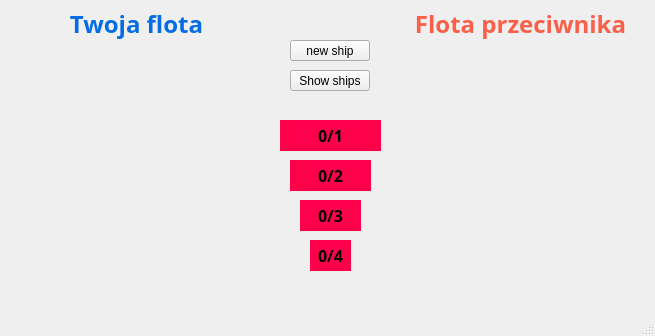
The window that base.ui (Furgololo1/Battleship) describes before a commit, drawn with Qt 5.
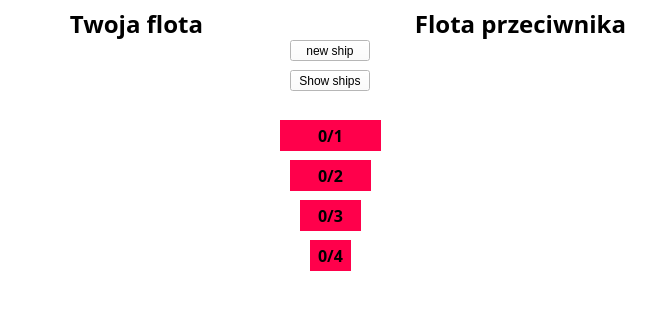
The same window after the commit.

Commit message:
remove buttons 0.8
connect disconnected buttons after removing buttons

```diff
--- a/base.ui
+++ b/base.ui
@@ -19,6 +19,9 @@
   <property name="windowTitle">
    <string>Base</string>
   </property>
+  <property name="styleSheet">
+   <string notr="true">background-color: #FFFFFF;</string>
+  </property>
   <widget class="QWidget" name="centralwidget">
    <widget class="QPushButton" name="pushButton">
     <property name="geometry">
@@ -64,7 +67,7 @@
      </font>
     </property>
     <property name="styleSheet">
-     <string notr="true">color: #056DE3;</string>
+     <string notr="true">/*color: #FFFFFF;</string>
     </property>
     <property name="text">
      <string>Twoja flota</string>
@@ -91,7 +94,7 @@
      </font>
     </property>
     <property name="styleSheet">
-     <string notr="true">color: #FA5F4A;</string>
+     <string notr="true">/*color: #FA5F4A;</string>
     </property>
     <property name="text">
      <string>Flota przeciwnika</string>
```
Left out of the diff: 8 changed lines with no effect on the pictures. The commit also changes 4 other files.
